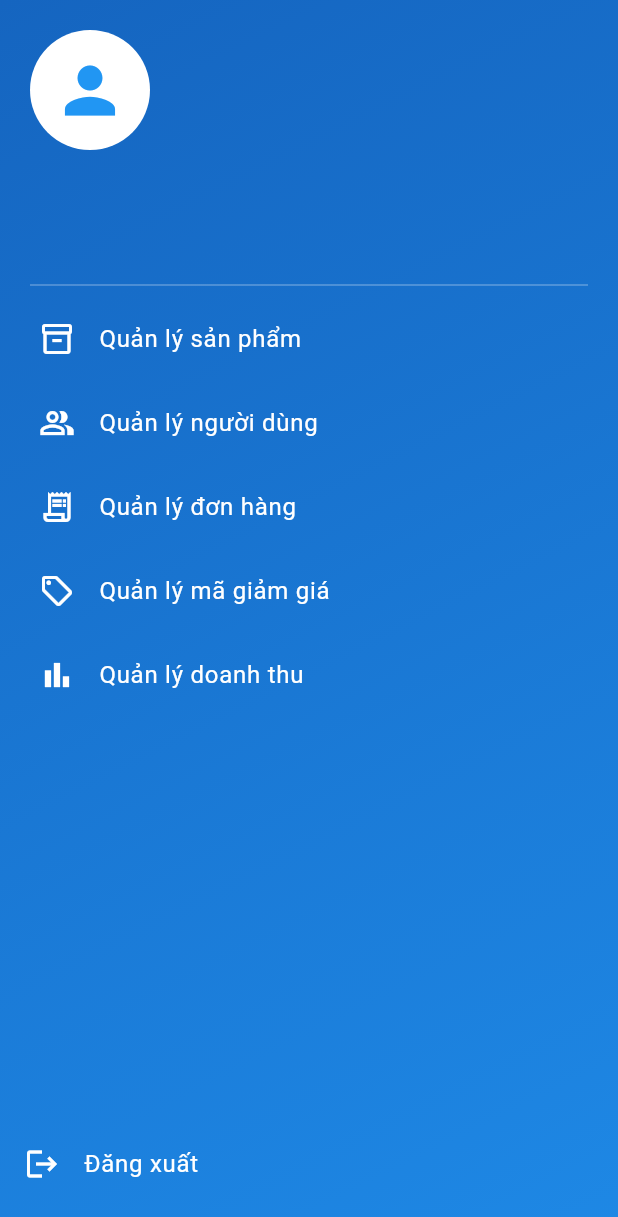
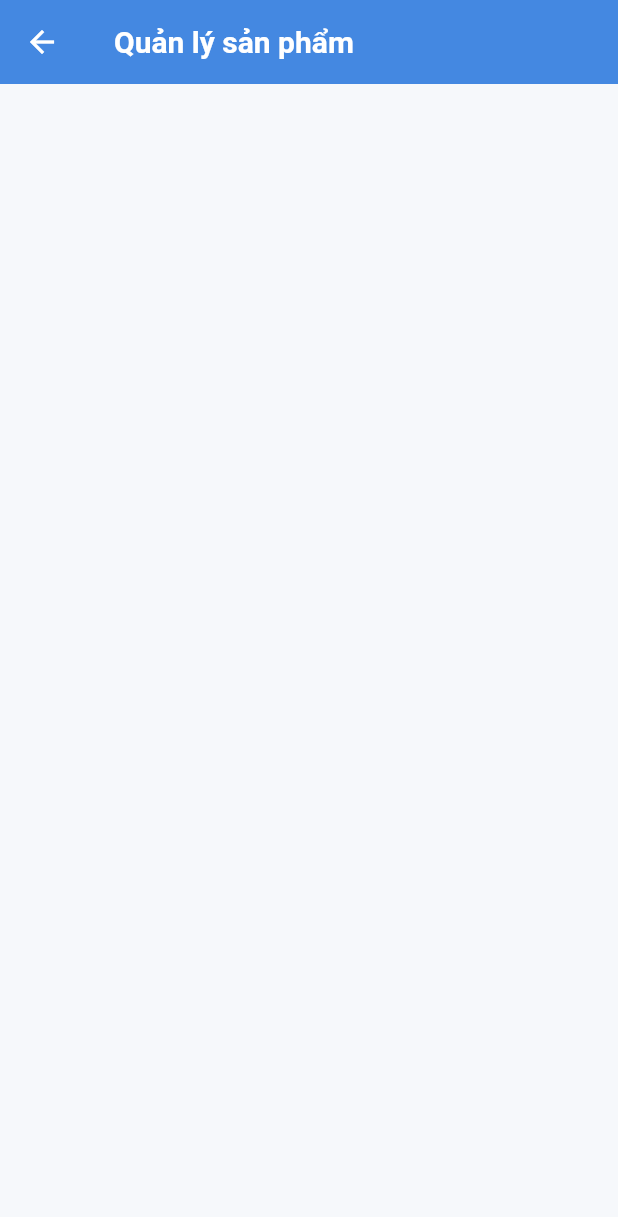
Before and after one commit to PhamVanDong2407/utshop_Admin, a Flutter app: the MenuScreen screen opened directly with empty values, after a tap on "Quản lý sản phẩm", on a phone screen of 412 x 824 dp. Shown: the top 1217 px of the screen. Run offline on Flutter 3.47's test engine with Material 3 defaults, Android fonts, the phone set to English and light mode, and no system bars; our stand-ins replace file_picker, flutter_dotenv, flutter_screenutil, flutter_svg, flutter_zoom_drawer, get and 3 more; accounts and stored records are empty; network calls fail; statements that could not run were skipped.

Commit message:
update menu drawer ui

```diff
--- /dev/null
+++ b/lib/Controller/Home/Menu/OrderManagement/order_management_controller.dart
@@ -0,0 +1,3 @@
+import 'package:get/get.dart';
+
+class OrderManagementController extends GetxController{}
--- /dev/null
+++ b/lib/Controller/Home/Menu/ProductManagement/product_management_controller.dart
@@ -0,0 +1,3 @@
+import 'package:get/get.dart';
+
+class ProductManagementController extends GetxController{}
--- /dev/null
+++ b/lib/Controller/Home/Menu/Revenue Management/revenue_management_controller.dart
@@ -0,0 +1,3 @@
+import 'package:get/get.dart';
+
+class RevenueManagementController extends GetxController{}
--- /dev/null
+++ b/lib/Controller/Home/Menu/UserManagement/user_management_controller.dart
@@ -0,0 +1,3 @@
+import 'package:get/get.dart';
+
+class UserManagementController extends GetxController{}
--- /dev/null
+++ b/lib/Controller/Home/Menu/VoucherManagement/voucher_management_controller.dart
@@ -0,0 +1,3 @@
+import 'package:get/get.dart';
+
+class VoucherManagementController extends GetxController{}
--- a/lib/Route/app_page.dart
+++ b/lib/Route/app_page.dart
@@ -1,4 +1,9 @@
 import 'package:get/get.dart';
+import 'package:utshopadmin/View/Home/Menu/OrderManagement/order_management.dart';
+import 'package:utshopadmin/View/Home/Menu/ProductManagement/product_management.dart';
+import 'package:utshopadmin/View/Home/Menu/ReveuneManagement/reveune_management.dart';
+import 'package:utshopadmin/View/Home/Menu/UserManagement/user_management.dart';
+import 'package:utshopadmin/View/Home/Menu/VoucherManagement/voucher_management.dart';
 import 'package:utshopadmin/View/Home/home.dart';
 import 'package:utshopadmin/View/Login/login.dart';
 import 'package:utshopadmin/View/Notify/notify.dart';
@@ -19,6 +24,11 @@ class AppPage {
     GetPage(name: Routes.login, page: () => Login()),
     GetPage(name: Routes.dashboard, page: () => Dashboard()),
     GetPage(name: Routes.home, page: () => Home()),
+    GetPage(name: Routes.productManagement, page: () => ProductManagement()),
+    GetPage(name: Routes.userManagement, page: () => UserManagement()),
+    GetPage(name: Routes.orderManagement, page: () => OrderManagement()),
+    GetPage(name: Routes.voucherManagement, page: () => VoucherManagement()),
+    GetPage(name: Routes.revenueManagement, page: () => ReveuneManagement()),
     GetPage(name: Routes.notify, page: () => Notify()),
     GetPage(name: Routes.profile, page: () => Profile()),
     GetPage(name: Routes.changePassword, page: () => ChangePassword()),
--- a/lib/Route/app_route.dart
+++ b/lib/Route/app_route.dart
@@ -6,6 +6,11 @@ abstract class Routes {
   static const login = _Paths.login;
   static const dashboard = _Paths.dashboard;
   static const home = _Paths.home;
+  static const productManagement = _Paths.productManagement;
+  static const userManagement = _Paths.userManagement;
+  static const orderManagement = _Paths.orderManagement;
+  static const voucherManagement = _Paths.voucherManagement;
+  static const revenueManagement = _Paths.revenueManagement;
   static const notify = _Paths.notify;
   static const profile = _Paths.profile;
   static const changePassword = _Paths.changePassword;
@@ -17,6 +22,11 @@ abstract class _Paths {
   static const String login = '/login';
   static const String dashboard = '/dashboard';
   static const String home = '/home';
+  static const String productManagement = '/product-management';
+  static const String userManagement = '/user-management';
+  static const String orderManagement = '/order-management';
+  static const String voucherManagement = '/voucher-management';
+  static const String revenueManagement = '/revenue-management';
   static const String notify = '/notify';
   static const String profile = '/profile';
   static const String changePassword = '/change-password';
--- /dev/null
+++ b/lib/View/Home/Menu/ProductManagement/product_management.dart
@@ -0,0 +1,27 @@
+import 'package:flutter/material.dart';
+import 'package:get/get.dart';
+import 'package:utshopadmin/Global/app_color.dart';
+
+class ProductManagement extends StatelessWidget {
+  const ProductManagement({super.key});
+
+  @override
+  Widget build(BuildContext context) {
+    return Scaffold(
+      backgroundColor: AppColor.background,
+      appBar: AppBar(
+        foregroundColor: AppColor.white,
+        backgroundColor: AppColor.primary,
+        elevation: 0,
+        title: const Text(
+          "Quản lý sản phẩm",
+          style: TextStyle(fontSize: 20, fontWeight: FontWeight.w700),
+        ),
+        leading: IconButton(
+          icon: const Icon(Icons.arrow_back, color: Colors.white, size: 24),
+          onPressed: () => Get.back(),
+        ),
+      ),
+    );
+  }
+}
--- a/lib/View/Home/home.dart
+++ b/lib/View/Home/home.dart
@@ -1,10 +1,7 @@
 import 'package:flutter/material.dart';
 import 'package:flutter_zoom_drawer/flutter_zoom_drawer.dart';
 import 'package:get/get.dart';
-import 'package:utshopadmin/Component/custom_dialog.dart';
 import 'package:utshopadmin/Controller/Home/home_controller.dart';
-import 'package:utshopadmin/Global/app_color.dart';
-import 'package:utshopadmin/Service/auth.dart';
 
 class Home extends StatelessWidget {
   Home({super.key});
@@ -56,11 +53,6 @@ class MainScreen extends StatelessWidget {
         child: Column(
           crossAxisAlignment: CrossAxisAlignment.start,
           children: [
-            const Text(
-              "Tổng quan",
-              style: TextStyle(fontSize: 22, fontWeight: FontWeight.bold),
-            ),
-            const SizedBox(height: 16),
             Row(
               children: [
                 Expanded(
@@ -141,6 +133,7 @@ class MainScreen extends StatelessWidget {
                 Expanded(child: SizedBox.shrink()),
               ],
             ),
+            SizedBox(height: 100),
           ],
         ),
       ),
@@ -181,11 +174,31 @@ class MenuScreen extends StatelessWidget {
   const MenuScreen({super.key, required this.controller});
 
   final List<Map<String, dynamic>> menuItems = const [
-    {'icon': Icons.inventory_2_outlined, 'title': 'Quản lý sản phẩm'},
-    {'icon': Icons.people_alt_outlined, 'title': 'Quản lý người dùng'},
-    {'icon': Icons.receipt_long_outlined, 'title': 'Quản lý đơn hàng'},
-    {'icon': Icons.local_offer_outlined, 'title': 'Quản lý mã giảm giá'},
-    {'icon': Icons.bar_chart_outlined, 'title': 'Quản lý doanh thu'},
+    {
+      'icon': Icons.inventory_2_outlined,
+      'title': 'Quản lý sản phẩm',
+      'route': '/product-management',
+    },
+    {
+      'icon': Icons.people_alt_outlined,
+      'title': 'Quản lý người dùng',
+      'route': '/user-management',
+    },
+    {
+      'icon': Icons.receipt_long_outlined,
+      'title': 'Quản lý đơn hàng',
+      'route': '/order-management',
+    },
+    {
+      'icon': Icons.local_offer_outlined,
+      'title': 'Quản lý mã giảm giá',
+      'route': '/voucher-management',
+    },
+    {
+      'icon': Icons.bar_chart_outlined,
+      'title': 'Quản lý doanh thu',
+      'route': '/revenue-management',
+    },
   ];
 
   @override
@@ -241,13 +254,18 @@ class MenuScreen extends StatelessWidget {
                   itemCount: menuItems.length,
                   itemBuilder: (context, index) {
                     final item = menuItems[index];
+                    final String routeName = item['route'];
                     return ListTile(
                       leading: Icon(item['icon'], color: Colors.white),
                       title: Text(
                         item['title'],
                         style: const TextStyle(color: Colors.white),
                       ),
-                      onTap: () {},
+                      onTap: () {
+                        if (routeName.isNotEmpty) {
+                          Get.toNamed(routeName);
+                        }
+                      },
                       shape: RoundedRectangleBorder(
                         borderRadius: BorderRadius.circular(10),
                       ),
@@ -256,23 +274,6 @@ class MenuScreen extends StatelessWidget {
                   padding: const EdgeInsets.symmetric(horizontal: 10),
                 ),
               ),
-              ListTile(
-                leading: const Icon(Icons.logout, color: Colors.white),
-                title: const Text(
-                  'Đăng xuất',
-                  style: TextStyle(color: Colors.white),
-                ),
-                onTap: () {
-                  CustomDialog.show(
-                    context: context,
-                    color: AppColor.primary,
-                    title: "Đăng xuất",
-                    content: "Bạn có chắc muốn đăng xuất khỏi ứng dụng không?",
-                    onPressed: () => Auth.backLogin(true),
-                  );
-                },
-              ),
-              const SizedBox(height: 20),
             ],
           ),
         ),
```
Also changed, not shown: lib/View/Home/Menu/OrderManagement/order_management.dart (added, +27 -0 lines), lib/View/Home/Menu/ReveuneManagement/reveune_management.dart (added, +27 -0 lines), lib/View/Home/Menu/UserManagement/user_management.dart (added, +27 -0 lines), lib/View/Home/Menu/VoucherManagement/voucher_management.dart (added, +27 -0 lines), lib/View/Profile/profile.dart (+18 -5 lines), 1 other file.
